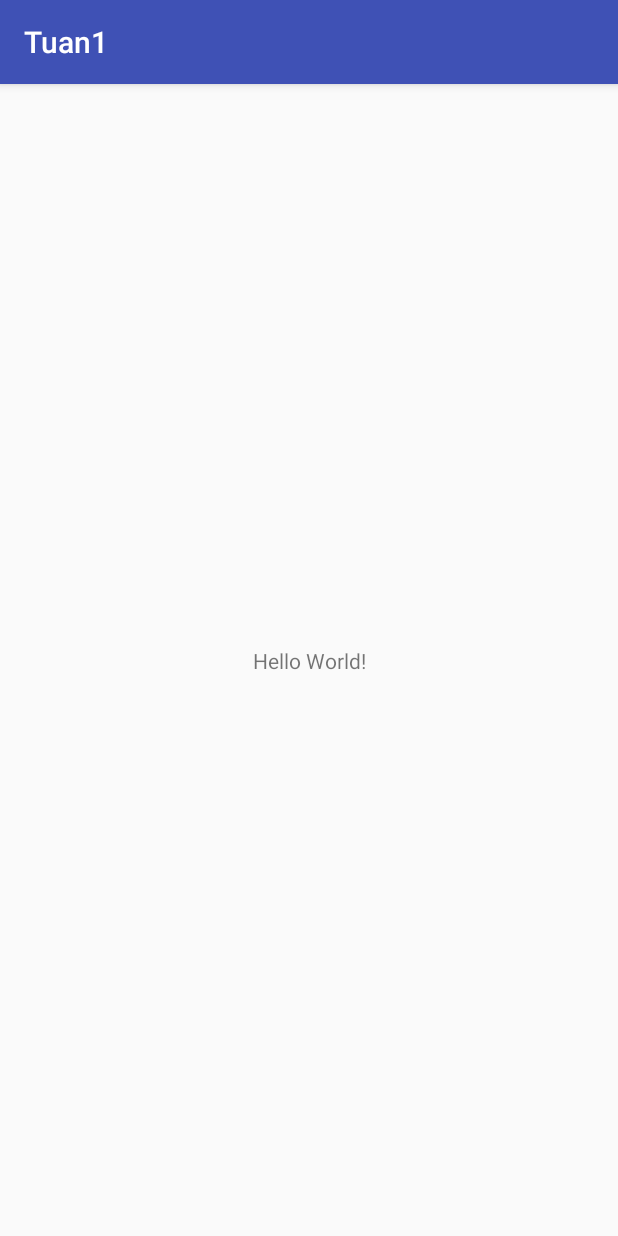
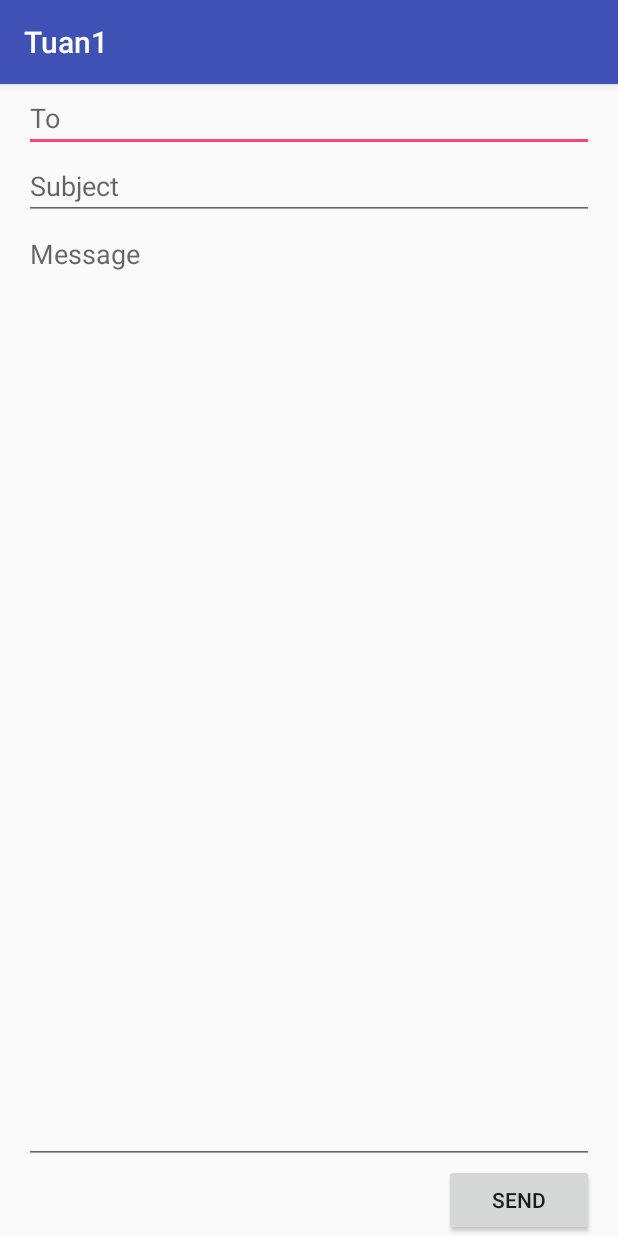
Before and after one commit to caominhhung1991/android-app-tuan1, an Android app: the screen it shows after launch (MainActivity), on a phone screen of 412 x 824 dp. Run offline under Robolectric (Android 15) with nearby library versions, the phone set to English and light mode, and no system bars.

Commit message:
[Master] change some: use linear layout

```diff
--- a/app/src/main/res/layout/activity_main.xml
+++ b/app/src/main/res/layout/activity_main.xml
@@ -1,18 +1,27 @@
 <?xml version="1.0" encoding="utf-8"?>
-<android.support.constraint.ConstraintLayout xmlns:android="http://schemas.android.com/apk/res/android"
-    xmlns:app="http://schemas.android.com/apk/res-auto"
-    xmlns:tools="http://schemas.android.com/tools"
+<LinearLayout xmlns:android="http://schemas.android.com/apk/res/android"
     android:layout_width="match_parent"
     android:layout_height="match_parent"
-    tools:context="com.example.student.tuan1.MainActivity">
-
-    <TextView
-        android:layout_width="wrap_content"
+    android:paddingLeft="16dp"
+    android:paddingRight="16dp"
+    android:orientation="vertical" >
+    <EditText
+        android:layout_width="match_parent"
         android:layout_height="wrap_content"
-        android:text="Hello World!"
-        app:layout_constraintBottom_toBottomOf="parent"
-        app:layout_constraintLeft_toLeftOf="parent"
-        app:layout_constraintRight_toRightOf="parent"
-        app:layout_constraintTop_toTopOf="parent" />
-
-</android.support.constraint.ConstraintLayout>
+        android:hint="@string/to" />
+    <EditText
+        android:layout_width="match_parent"
+        android:layout_height="wrap_content"
+        android:hint="@string/subject" />
+    <EditText
+        android:layout_width="match_parent"
+        android:layout_height="0dp"
+        android:layout_weight="1"
+        android:gravity="top"
+        android:hint="@string/message" />
+    <Button
+        android:layout_width="100dp"
+        android:layout_height="wrap_content"
+        android:layout_gravity="right"
+        android:text="@string/send" />
+</LinearLayout>
--- a/app/src/main/res/values/strings.xml
+++ b/app/src/main/res/values/strings.xml
@@ -1,3 +1,8 @@
 <resources>
+
     <string name="app_name">Tuan1</string>
+    <string name="to">To</string>
+    <string name="subject">Subject</string>
+    <string name="message">Message</string>
+    <string name="send">Send</string>
 </resources>
```
